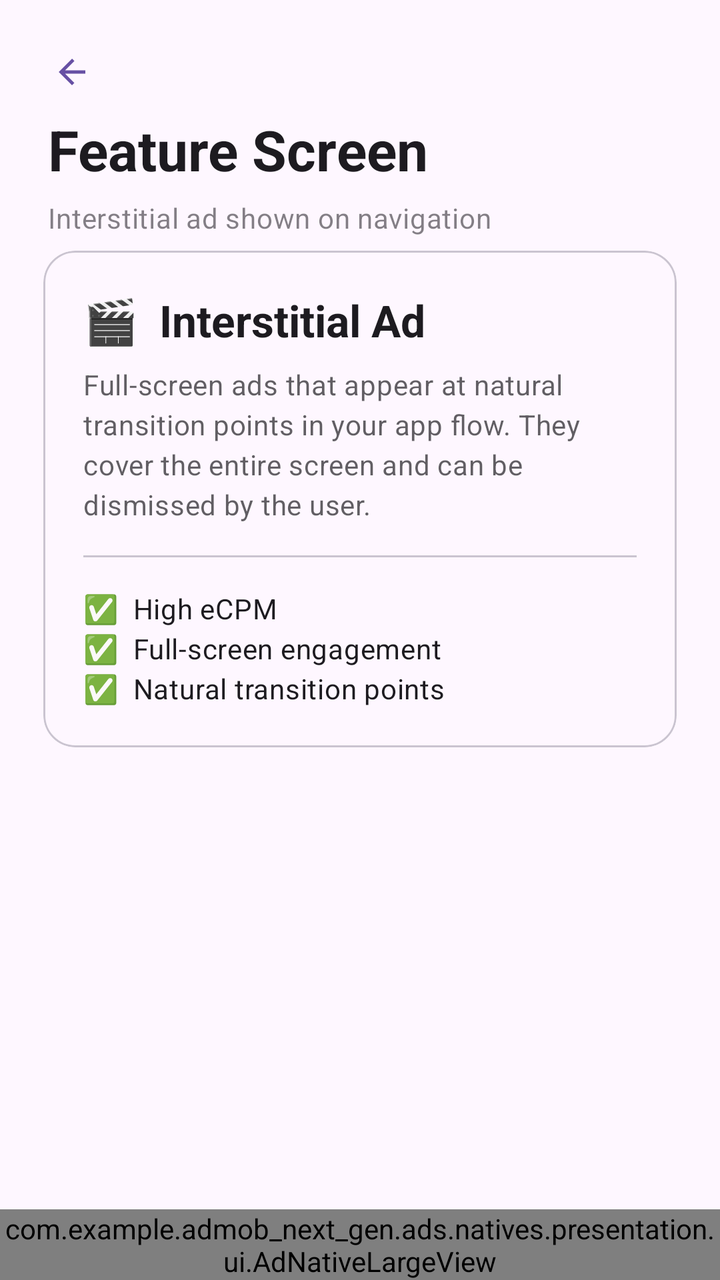
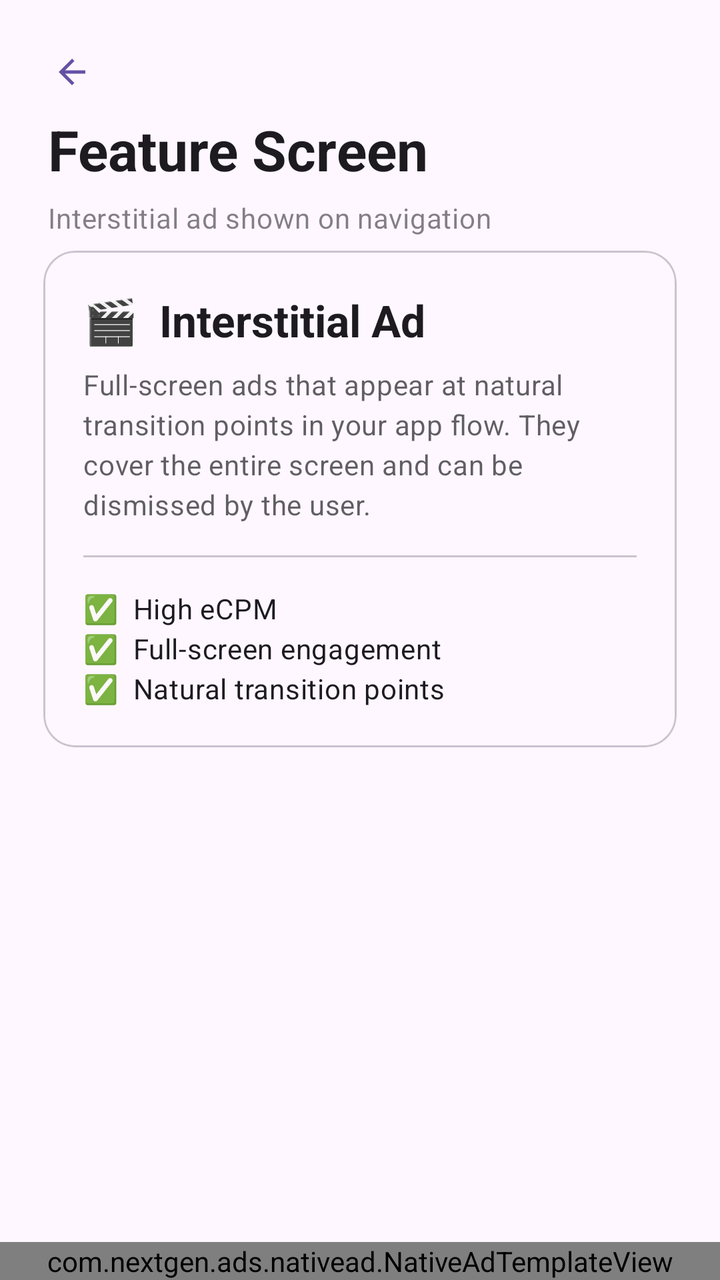

Before-and-after screenshots of an Android layout around one commit, followed by the original layout XML and the change that was made.
<!-- AndroidManifest.xml: application theme Theme.AdmobNextGen -->
<!-- res/layout/fragment_feature.xml -->
<?xml version="1.0" encoding="utf-8"?>
<androidx.constraintlayout.widget.ConstraintLayout xmlns:android="http://schemas.android.com/apk/res/android"
    xmlns:app="http://schemas.android.com/apk/res-auto"
    xmlns:tools="http://schemas.android.com/tools"
    android:layout_width="match_parent"
    android:layout_height="match_parent"
    android:background="?attr/colorSurface"
    tools:context=".app.feature.FragmentFeature">

    
    <com.google.android.material.button.MaterialButton
        android:id="@+id/mbBackFeature"
        style="@style/Widget.Material3.Button.IconButton"
        android:layout_width="wrap_content"
        android:layout_height="wrap_content"
        android:layout_margin="12dp"
        app:icon="@drawable/ic_svg_back"
        app:layout_constraintStart_toStartOf="parent"
        app:layout_constraintTop_toTopOf="parent" />

    
    <com.google.android.material.textview.MaterialTextView
        android:id="@+id/mtvTitleFeature"
        android:layout_width="0dp"
        android:layout_height="wrap_content"
        android:layout_marginTop="56dp"
        android:layout_marginStart="24dp"
        android:text="Feature Screen"
        android:textAppearance="@style/TextAppearance.Material3.HeadlineMedium"
        android:textStyle="bold"
        app:layout_constraintStart_toStartOf="parent"
        app:layout_constraintTop_toTopOf="parent"
        app:layout_constraintWidth_percent="0.8" />

    <com.google.android.material.textview.MaterialTextView
        android:layout_width="0dp"
        android:layout_height="wrap_content"
        android:layout_marginStart="24dp"
        android:layout_marginTop="6dp"
        android:text="Interstitial ad shown on navigation"
        android:textAppearance="@style/TextAppearance.Material3.BodyMedium"
        android:alpha="0.55"
        app:layout_constraintStart_toStartOf="parent"
        app:layout_constraintTop_toBottomOf="@+id/mtvTitleFeature"
        app:layout_constraintWidth_percent="0.75" />

    
    <com.google.android.material.card.MaterialCardView
        android:layout_width="0dp"
        android:layout_height="wrap_content"
        android:layout_marginTop="32dp"
        app:cardCornerRadius="16dp"
        app:cardElevation="0dp"
        app:strokeWidth="1dp"
        app:layout_constraintEnd_toEndOf="parent"
        app:layout_constraintStart_toStartOf="parent"
        app:layout_constraintTop_toBottomOf="@+id/mtvTitleFeature"
        app:layout_constraintWidth_percent="0.88">

        <LinearLayout
            android:layout_width="match_parent"
            android:layout_height="wrap_content"
            android:orientation="vertical"
            android:padding="20dp">

            <com.google.android.material.textview.MaterialTextView
                android:layout_width="wrap_content"
                android:layout_height="wrap_content"
                android:text="🎬  Interstitial Ad"
                android:textAppearance="@style/TextAppearance.Material3.TitleLarge"
                android:textStyle="bold" />

            <com.google.android.material.textview.MaterialTextView
                android:layout_width="wrap_content"
                android:layout_height="wrap_content"
                android:layout_marginTop="8dp"
                android:text="Full-screen ads that appear at natural transition points in your app flow. They cover the entire screen and can be dismissed by the user."
                android:textAppearance="@style/TextAppearance.Material3.BodyMedium"
                android:alpha="0.7"
                android:lineSpacingMultiplier="1.4" />

            <com.google.android.material.divider.MaterialDivider
                android:layout_width="match_parent"
                android:layout_height="1dp"
                android:layout_marginVertical="16dp" />

            <com.google.android.material.textview.MaterialTextView
                android:layout_width="wrap_content"
                android:layout_height="wrap_content"
                android:text="✅  High eCPM\n✅  Full-screen engagement\n✅  Natural transition points"
                android:textAppearance="@style/TextAppearance.Material3.BodyMedium"
                android:lineSpacingMultiplier="1.6" />

        </LinearLayout>
    </com.google.android.material.card.MaterialCardView>

    
    <com.example.admob_next_gen.ads.natives.presentation.ui.AdNativeLargeView
        android:id="@+id/nativeAdFeature"
        android:layout_width="0dp"
        android:layout_height="wrap_content"
        app:layout_constraintBottom_toBottomOf="parent"
        app:layout_constraintEnd_toEndOf="parent"
        app:layout_constraintHeight_min="@dimen/_100sdp"
        app:layout_constraintStart_toStartOf="parent" />

</androidx.constraintlayout.widget.ConstraintLayout>
<!-- resources referenced by this layout -->
<resources>
  <!-- drawable ic_svg_back (drawable) -->
  <vector xmlns:android="http://schemas.android.com/apk/res/android" android:autoMirrored="true" android:height="24dp" android:tint="#000000" android:viewportHeight="24" android:viewportWidth="24" android:width="24dp">
        
      <path android:fillColor="@android:color/white" android:pathData="M20,11H7.83l5.59,-5.59L12,4l-8,8 8,8 1.41,-1.41L7.83,13H20v-2z"/>
      
  </vector>
  <style name="Theme.AdmobNextGen" parent="Base.Theme.AdmobNextGen" />
  <style name="Base.Theme.AdmobNextGen" parent="Theme.Material3.DayNight.NoActionBar">
          
          
      </style>
</resources>

<!-- the commit's change to res/layout/fragment_feature.xml (unified diff, before → after) -->
@@ -95,13 +95,13 @@
     </com.google.android.material.card.MaterialCardView>
 
     
-    <com.example.admob_next_gen.ads.natives.presentation.ui.AdNativeLargeView
+    <com.nextgen.ads.nativead.NativeAdTemplateView
         android:id="@+id/nativeAdFeature"
         android:layout_width="0dp"
         android:layout_height="wrap_content"
         app:layout_constraintBottom_toBottomOf="parent"
         app:layout_constraintEnd_toEndOf="parent"
-        app:layout_constraintHeight_min="@dimen/_100sdp"
-        app:layout_constraintStart_toStartOf="parent" />
+        app:layout_constraintStart_toStartOf="parent"
+        app:nativeTemplate="medium" />
 
 </androidx.constraintlayout.widget.ConstraintLayout>
